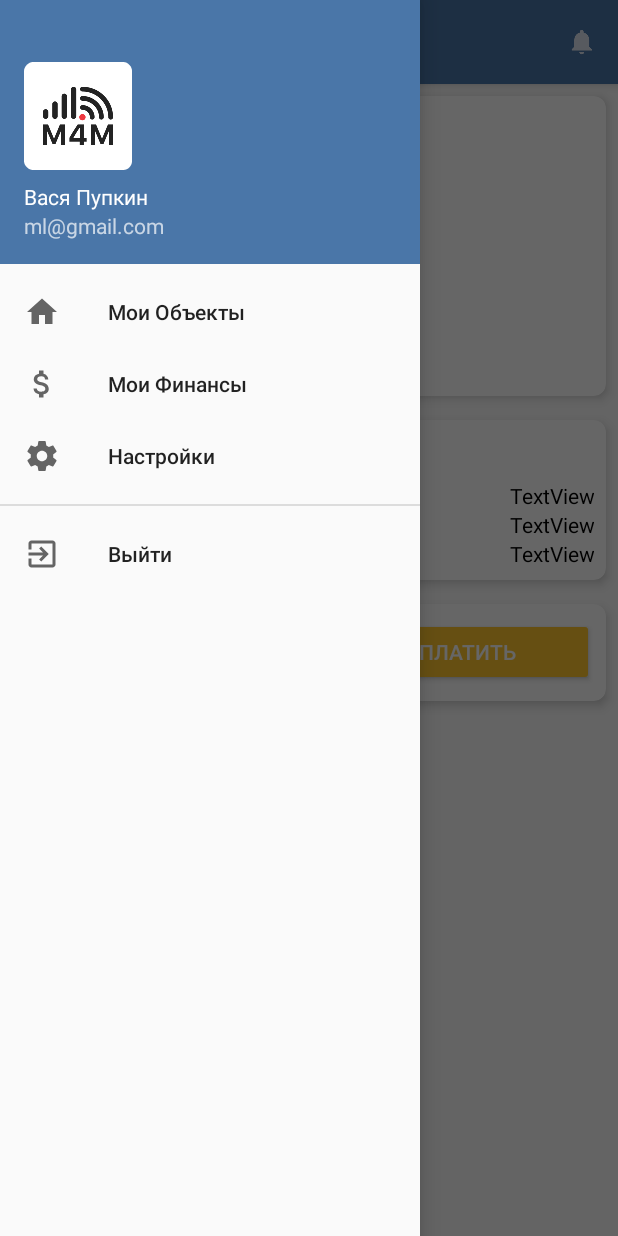
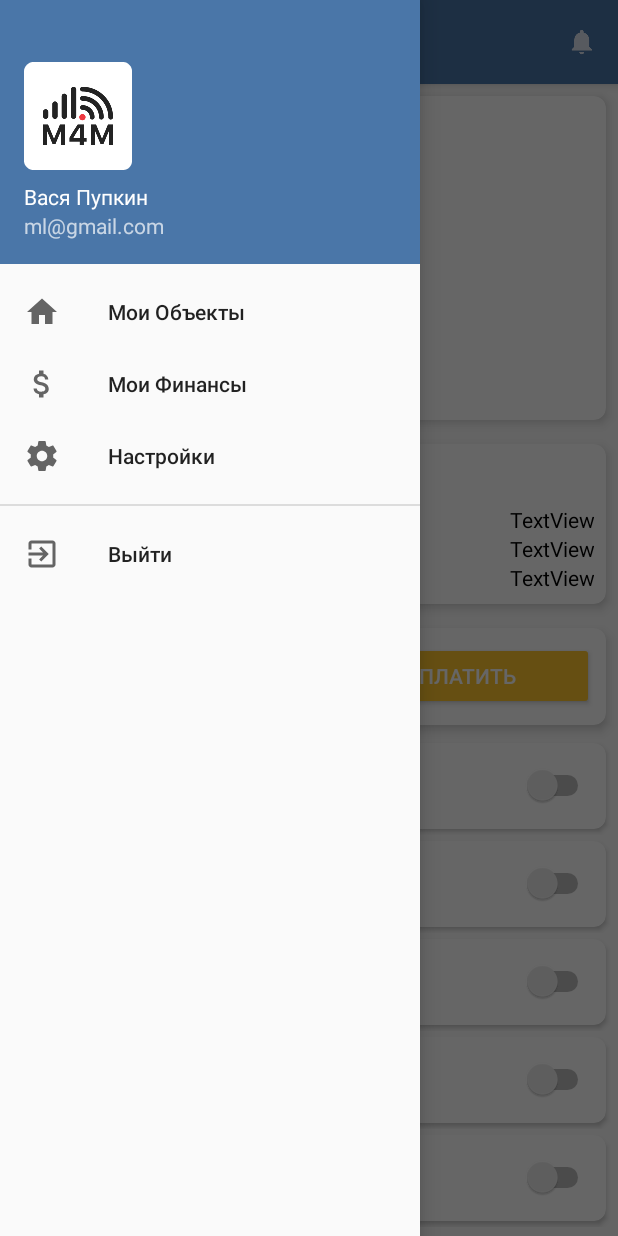
Before and after one commit to M4MController/android-app, an Android app: the SensorActivity screen opened directly, with no data from a screen before it, with the side drawer open, on a phone screen of 412 x 824 dp. Run offline under Robolectric (Android 15) with nearby library versions, the phone set to English and light mode, and no system bars; our stand-ins replace ButterKnife, Dagger/Hilt's generated code, RxJava; libraries missing offline, so code that uses them is left out: com.androidnetworking.error, com.jjoe64.graphview, uk.co.chrisjenx; plain views replace GraphView; 16 statements that could not run were skipped.

Commit message:
Added sensor rules and base error handling

```diff
--- a/app/src/main/java/com/m4m/lieroz/m4m_mobile/di/module/ActivityModule.java
+++ b/app/src/main/java/com/m4m/lieroz/m4m_mobile/di/module/ActivityModule.java
@@ -18,6 +18,7 @@ import com.m4m.lieroz.m4m_mobile.ui.object.ObjectAdapter;
 import com.m4m.lieroz.m4m_mobile.ui.object.ObjectMvpPresenter;
 import com.m4m.lieroz.m4m_mobile.ui.object.ObjectMvpView;
 import com.m4m.lieroz.m4m_mobile.ui.object.ObjectPresenter;
+import com.m4m.lieroz.m4m_mobile.ui.sensor.SensorAdapter;
 import com.m4m.lieroz.m4m_mobile.ui.sensor.SensorMvpPresenter;
 import com.m4m.lieroz.m4m_mobile.ui.sensor.SensorMvpView;
 import com.m4m.lieroz.m4m_mobile.ui.sensor.SensorPresenter;
@@ -103,4 +104,9 @@ public class ActivityModule {
     ObjectAdapter provideObjectAdapter() {
         return new ObjectAdapter(new ArrayList<Sensor>());
     }
+
+    @Provides
+    SensorAdapter provideSensorAdapter() {
+        return new SensorAdapter();
+    }
 }
--- a/app/src/main/java/com/m4m/lieroz/m4m_mobile/ui/auth/AuthActivity.java
+++ b/app/src/main/java/com/m4m/lieroz/m4m_mobile/ui/auth/AuthActivity.java
@@ -6,6 +6,7 @@ import android.support.annotation.Nullable;
 import android.view.View;
 import android.widget.Button;
 import android.widget.EditText;
+import android.widget.Toast;
 
 import com.m4m.lieroz.m4m_mobile.R;
 import com.m4m.lieroz.m4m_mobile.ui.base.BaseActivity;
@@ -65,4 +66,9 @@ public class AuthActivity extends BaseActivity implements AuthMvpView {
         startActivity(new Intent(getApplicationContext(), MainActivity.class));
         finish();
     }
+
+    @Override
+    public void tmpError(String text) {
+        Toast.makeText(this, text, Toast.LENGTH_SHORT).show();
+    }
 }
--- a/app/src/main/java/com/m4m/lieroz/m4m_mobile/ui/auth/AuthMvpView.java
+++ b/app/src/main/java/com/m4m/lieroz/m4m_mobile/ui/auth/AuthMvpView.java
@@ -5,4 +5,6 @@ import com.m4m.lieroz.m4m_mobile.ui.base.MvpView;
 public interface AuthMvpView extends MvpView {
 
     void openMainActivity();
+
+    void tmpError(String text);
 }
--- a/app/src/main/java/com/m4m/lieroz/m4m_mobile/ui/auth/AuthPresenter.java
+++ b/app/src/main/java/com/m4m/lieroz/m4m_mobile/ui/auth/AuthPresenter.java
@@ -25,12 +25,15 @@ public class AuthPresenter<V extends AuthMvpView> extends BasePresenter<V> imple
     @Override
     public void onLoginClick(String email, String password) {
         if (email == null || email.isEmpty()) {
+            getMvpView().tmpError("Поле Email не может быть пустым!");
             return;
         }
         if (!CommonUtils.isEmailValid(email)) {
+            getMvpView().tmpError("Невалидный адрес почты!");
             return;
         }
         if (password == null || password.isEmpty()) {
+            getMvpView().tmpError("Поле Password не может быть пустым!");
             return;
         }
 
@@ -64,6 +67,7 @@ public class AuthPresenter<V extends AuthMvpView> extends BasePresenter<V> imple
                         if (throwable instanceof ANError) {
                             ANError anError = (ANError) throwable;
                             handleApiError(anError);
+                            getMvpView().tmpError("Невалидные данные!");
                         }
                     }
                 }));
--- a/app/src/main/java/com/m4m/lieroz/m4m_mobile/ui/sensor/SensorActivity.java
+++ b/app/src/main/java/com/m4m/lieroz/m4m_mobile/ui/sensor/SensorActivity.java
@@ -1,6 +1,7 @@
 package com.m4m.lieroz.m4m_mobile.ui.sensor;
 
 import android.content.Intent;
+import android.graphics.Paint;
 import android.os.Bundle;
 import android.support.annotation.NonNull;
 import android.support.annotation.Nullable;
@@ -8,6 +9,8 @@ import android.support.design.widget.NavigationView;
 import android.support.v4.view.GravityCompat;
 import android.support.v4.widget.DrawerLayout;
 import android.support.v7.app.ActionBarDrawerToggle;
+import android.support.v7.widget.LinearLayoutManager;
+import android.support.v7.widget.RecyclerView;
 import android.support.v7.widget.Toolbar;
 import android.view.MenuItem;
 import android.view.View;
@@ -16,6 +19,7 @@ import android.widget.TextView;
 
 import com.google.gson.Gson;
 import com.jjoe64.graphview.GraphView;
+import com.jjoe64.graphview.GridLabelRenderer;
 import com.jjoe64.graphview.helper.DateAsXAxisLabelFormatter;
 import com.jjoe64.graphview.series.DataPoint;
 import com.jjoe64.graphview.series.LineGraphSeries;
@@ -75,6 +79,12 @@ public class SensorActivity extends BaseActivity implements SensorMvpView {
 
     @BindView(R.id.pay_button)
     Button mPayButton;
+
+    @Inject
+    SensorAdapter mAdapter;
+
+    @BindView(R.id.rules_recycler_view)
+    RecyclerView mRecyclerView;
 
     private Sensor mSensor;
     private LineGraphSeries<DataPoint> mCurrentMonthSeries = new LineGraphSeries<>();
@@ -154,73 +164,63 @@ public class SensorActivity extends BaseActivity implements SensorMvpView {
         mExpensesSumView.setText(String.format(Locale.ENGLISH, "%.2f %s", mSensor.getPayments().getCharge(), getResources().getString(R.string.currency_format)));
 
         initGraph();
+
+        mRecyclerView.setLayoutManager(new LinearLayoutManager(this));
+        mRecyclerView.setAdapter(mAdapter);
     }
 
     @Override
     public void update(List<SensorDataPeriodResponse.Data> data, boolean current) {
-        DateFormat sdf = new SimpleDateFormat("yyyy-MM-dd HH:mm:ss", Locale.ENGLISH);
-        LineGraphSeries<DataPoint> series = new LineGraphSeries<>();
-//        series.setDrawDataPoints(true);
-//        series.setDrawBackground(true);
-
         Calendar calendar = Calendar.getInstance();
         int f = calendar.getActualMinimum(Calendar.DAY_OF_MONTH);
-//        int l = calendar.getActualMaximum(Calendar.DAY_OF_MONTH);
-//        Date d;
-
         calendar.set(Calendar.DAY_OF_MONTH, f);
-//        Date d;
         DataPoint[] dataPoints = new DataPoint[data.size()];
 
         for (int i = 0; i < dataPoints.length; ++i) {
-            dataPoints[i] = new DataPoint(calendar.getTime(), i);
+            dataPoints[i] = new DataPoint(calendar.getTime(), Math.round(data.get(i).getValue()));
             calendar.add(Calendar.DATE, 1);
         }
 
-//        if (current) {
-//            graph.removeSeries(mCurrentMonthSeries);
-//            mCurrentMonthSeries = series;
-//        } else {
-//            graph.removeSeries(mPrevYearSeries);
+        graph.removeAllSeries();
+        LineGraphSeries<DataPoint> series = new LineGraphSeries<>(dataPoints);
+        series.setDrawDataPoints(true);
+
+        if (current) {
+            series.setColor(getResources().getColor(R.color.colorPrimary));
+            series.setDrawBackground(true);
+            mCurrentMonthSeries = series;
+        } else {
+//            series.setColor(getResources().getColor(R.color.colorAccent));
 //            mPrevYearSeries = series;
-//        }
+        }
 
-        graph.removeAllSeries();
-        graph.addSeries(new LineGraphSeries(dataPoints));
+        graph.addSeries(mCurrentMonthSeries);
+        graph.addSeries(mPrevYearSeries);
     }
 
     private void initGraph() {
         mPresenter.getSensorData(mSensor.getId(), "2017-09-01T00:00:00", "2017-09-30T00:00:00", false);
-//        mPresenter.getSensorData(mSensor.getId(), "2018-10-01T00:00:00", "2018-10-31T00:00:00", true);
+        mPresenter.getSensorData(mSensor.getId(), "2018-09-01T00:00:00", "2018-09-30T00:00:00", true);
 
         Calendar calendar = Calendar.getInstance();
         int f = calendar.getActualMinimum(Calendar.DAY_OF_MONTH);
-        int l = calendar.getActualMaximum(Calendar.DAY_OF_MONTH);
-//        Date d;
+        int l = calendar.getActualMaximum(Calendar.DAY_OF_MONTH) - 1;
 
         calendar.set(Calendar.DAY_OF_MONTH, f);
         Date first = calendar.getTime();
         calendar.set(Calendar.DAY_OF_MONTH, l);
         Date last = calendar.getTime();
 
-//        for (int i = 0; i < l; ++i) {
-//            last = calendar.getTime();
-//            d = calendar.getTime();
-//            series.appendData(new DataPoint(d, getRandom(1000, 5000)), true, l);
-//            calendar.add(Calendar.DATE, 1);
-//        }
-
-        graph.getGridLabelRenderer().setHumanRounding(false);
-        graph.getGridLabelRenderer().setVerticalLabelsVisible(false);
+        graph.getGridLabelRenderer().setNumVerticalLabels(5);
+        graph.getGridLabelRenderer().setGridStyle(GridLabelRenderer.GridStyle.NONE);
         graph.getGridLabelRenderer().setLabelFormatter(new DateAsXAxisLabelFormatter(graph.getContext()));
-        graph.getGridLabelRenderer().setNumHorizontalLabels(4);
+        graph.getGridLabelRenderer().setVerticalLabelsAlign(Paint.Align.LEFT);
+        graph.getGridLabelRenderer().setHorizontalLabelsAngle(150);
+        graph.getGridLabelRenderer().setHumanRounding(true);
 
         graph.getViewport().setMinX(first.getTime());
         graph.getViewport().setMaxX(last.getTime());
         graph.getViewport().setXAxisBoundsManual(true);
-//
-//        graph.getViewport().setMinY(0);
-//        graph.getViewport().setYAxisBoundsManual(true);
     }
 
     void setupNavMenu() {
--- /dev/null
+++ b/app/src/main/java/com/m4m/lieroz/m4m_mobile/ui/sensor/SensorAdapter.java
@@ -0,0 +1,46 @@
+package com.m4m.lieroz.m4m_mobile.ui.sensor;
+
+import android.support.annotation.NonNull;
+import android.support.v7.widget.RecyclerView;
+import android.view.LayoutInflater;
+import android.view.View;
+import android.view.ViewGroup;
+
+import com.m4m.lieroz.m4m_mobile.R;
+import com.m4m.lieroz.m4m_mobile.ui.base.BaseViewHolder;
+
+import butterknife.ButterKnife;
+
+public class SensorAdapter extends RecyclerView.Adapter<BaseViewHolder> {
+
+    public class ViewHolder extends BaseViewHolder {
+
+        public ViewHolder(final View itemView) {
+            super(itemView);
+            ButterKnife.bind(this, itemView);
+        }
+
+        protected void clear() {
+
+        }
+    }
+
+    public SensorAdapter() {
+    }
+
+    @NonNull
+    @Override
+    public BaseViewHolder onCreateViewHolder(@NonNull ViewGroup viewGroup, int i) {
+        return new SensorAdapter.ViewHolder(LayoutInflater.from(viewGroup.getContext()).inflate(R.layout.rule, viewGroup, false));
+    }
+
+    @Override
+    public void onBindViewHolder(@NonNull BaseViewHolder holder, int position) {
+        holder.onBind(position);
+    }
+
+    @Override
+    public int getItemCount() {
+        return 5;
+    }
+}
--- a/app/src/main/res/layout/activity_login.xml
+++ b/app/src/main/res/layout/activity_login.xml
@@ -35,6 +35,7 @@
                 app:srcCompat="@mipmap/ic_launcher" />
 
             <EditText
+                android:hint="Email"
                 android:id="@+id/email_field"
                 android:layout_width="match_parent"
                 android:layout_height="wrap_content"
@@ -43,6 +44,7 @@
                 android:inputType="textEmailAddress" />
 
             <EditText
+                android:hint="Password"
                 android:id="@+id/password_field"
                 android:layout_width="match_parent"
                 android:layout_height="wrap_content"
--- a/app/src/main/res/layout/content_sensor.xml
+++ b/app/src/main/res/layout/content_sensor.xml
@@ -20,7 +20,8 @@
         <com.jjoe64.graphview.GraphView
             android:id="@+id/graph"
             android:layout_width="match_parent"
-            android:layout_height="200dp" />
+            android:layout_height="200dp"
+            android:layout_margin="8dp" />
 
     </android.support.v7.widget.CardView>
 
@@ -118,4 +119,9 @@
 
     <include layout="@layout/card_total" />
 
+    <android.support.v7.widget.RecyclerView
+        android:id="@+id/rules_recycler_view"
+        android:layout_width="match_parent"
+        android:layout_height="match_parent" />
+
 </LinearLayout>
```
Also changed, not shown: app/src/main/res/layout/rule.xml (added, +66 -0 lines).
